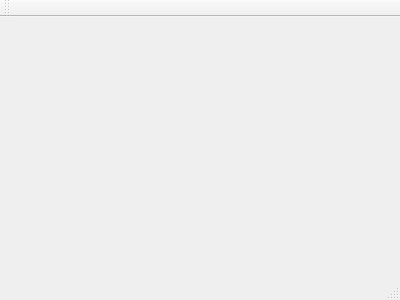
Above: mainwindow.ui from PavloSolntsev/solxd before the change. Below: the same form after it.
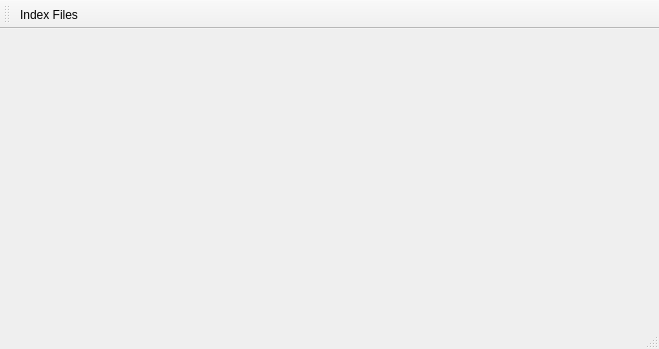
That is the form after the change. Icons and pictures are not drawn.

What changed in the file:
```diff
--- a/mainwindow.ui
+++ b/mainwindow.ui
@@ -6,8 +6,8 @@
    <rect>
     <x>0</x>
     <y>0</y>
-    <width>400</width>
-    <height>300</height>
+    <width>659</width>
+    <height>349</height>
    </rect>
   </property>
   <property name="windowTitle">
@@ -29,10 +29,24 @@
     <enum>TopToolBarArea</enum>
    </attribute>
    <attribute name="toolBarBreak">
-    <bool>true</bool>
+    <bool>false</bool>
    </attribute>
+   <addaction name="actionIndex_Files"/>
   </widget>
   <widget class="QStatusBar" name="statusBar"/>
+  <action name="actionIndex_Files">
+   <property name="icon">
+    <iconset>
+     <normaloff>icons/index.png</normaloff>
+     <normalon>:/icons/icons/index.png</normalon>icons/index.png</iconset>
+   </property>
+   <property name="text">
+    <string>Index Files</string>
+   </property>
+   <property name="shortcut">
+    <string>Ctrl+I</string>
+   </property>
+  </action>
  </widget>
  <layoutdefault spacing="6" margin="11"/>
  <resources/>
```
Left out of the diff: 10 changed lines with no effect on the pictures.
